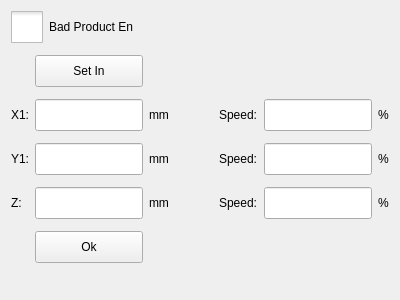
Old version of the form hcinstruction/icbadproducteditor.ui in the repository dongdong-2009/3-5AxisRobot.
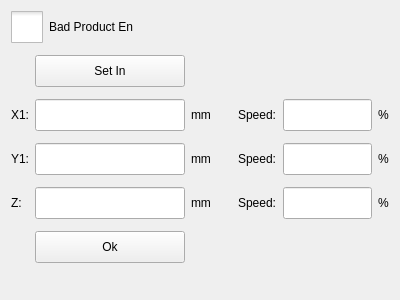
New version of the form. Icons and pictures are not drawn. Custom widgets are drawn as their Qt base class.

Commit message: 1.修改不良品

Diff of the .ui file:
```diff
--- a/hcinstruction/icbadproducteditor.ui
+++ b/hcinstruction/icbadproducteditor.ui
@@ -35,7 +35,7 @@
     <widget class="ICLineEditWithVirtualNumericKeypad" name="x1Pos">
      <property name="minimumSize">
       <size>
-       <width>0</width>
+       <width>150</width>
        <height>32</height>
       </size>
      </property>
@@ -78,7 +78,7 @@
     <widget class="ICLineEditWithVirtualNumericKeypad" name="zPos">
      <property name="minimumSize">
       <size>
-       <width>0</width>
+       <width>150</width>
        <height>32</height>
       </size>
      </property>
@@ -108,7 +108,7 @@
     <widget class="ICLineEditWithVirtualNumericKeypad" name="y1Pos">
      <property name="minimumSize">
       <size>
-       <width>0</width>
+       <width>150</width>
        <height>32</height>
       </size>
      </property>
```
The commit also changes 2 other files.
